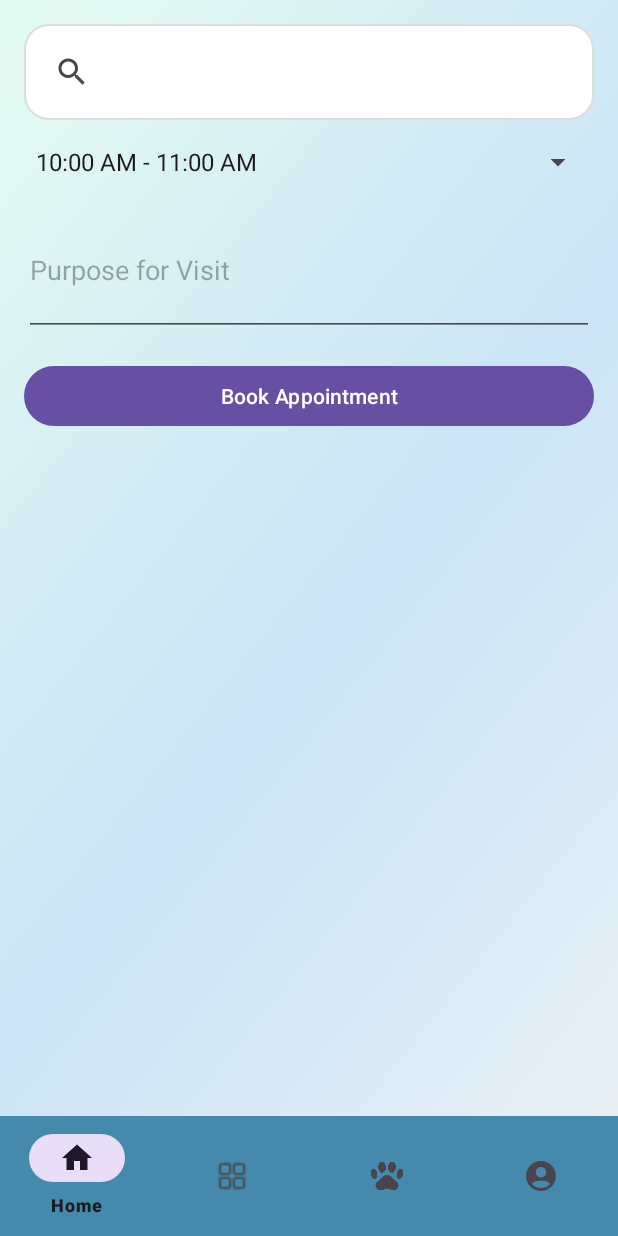
After one commit to BhatVignesh/PawPal, an Android app: the fragment AppointmentBookingFragment placed in its activity, on a phone screen of 412 x 824 dp. The commit adds this screen. Run offline under Robolectric (Android 15) with nearby library versions, the phone set to English and light mode, and no system bars; our stand-ins replace Firebase (no records; nobody signed in at launch, a user with empty details on screens opened directly); libraries missing offline, so code that uses them is left out: com.denzcoskun.imageslider; 5 statements that could not run were skipped.

Commit message:
book appointment

```diff
--- /dev/null
+++ b/app/src/main/java/com/example/pawpal10/AppointmentBookingFragment.java
@@ -0,0 +1,135 @@
+package com.example.pawpal10;
+
+import android.os.Bundle;
+import android.view.LayoutInflater;
+import android.view.View;
+import android.view.ViewGroup;
+import android.widget.ArrayAdapter;
+import android.widget.Button;
+import android.widget.EditText;
+import android.widget.Spinner;
+import android.widget.Toast;
+
+import androidx.annotation.NonNull;
+import androidx.annotation.Nullable;
+import androidx.fragment.app.Fragment;
+
+import com.google.android.gms.tasks.OnFailureListener;
+import com.google.android.gms.tasks.OnSuccessListener;
+import com.google.firebase.auth.FirebaseAuth;
+import com.google.firebase.auth.FirebaseUser;
+import com.google.firebase.firestore.DocumentReference;
+import com.google.firebase.firestore.FirebaseFirestore;
+import com.google.firebase.firestore.QueryDocumentSnapshot;
+import com.google.firebase.firestore.QuerySnapshot;
+
+import java.util.HashMap;
+import java.util.Map;
+
+public class AppointmentBookingFragment extends Fragment {
+
+    private Spinner timeSlotSpinner;
+    private EditText purposeEditText; // New EditText for purpose
+    private Button bookButton;
+    private FirebaseFirestore db;
+    private FirebaseUser user;
+    private String traineeName;
+
+    public AppointmentBookingFragment() {
+        // Required empty public constructor
+    }
+
+    @Nullable
+    @Override
+    public View onCreateView(@NonNull LayoutInflater inflater, @Nullable ViewGroup container, @Nullable Bundle savedInstanceState) {
+        return inflater.inflate(R.layout.fragment_appointment_booking, container, false);
+    }
+
+    @Override
+    public void onViewCreated(@NonNull View view, @Nullable Bundle savedInstanceState) {
+        super.onViewCreated(view, savedInstanceState);
+
+        timeSlotSpinner = view.findViewById(R.id.timeSlotSpinner);
+        purposeEditText = view.findViewById(R.id.purposeEditText); // Initialize EditText
+        bookButton = view.findViewById(R.id.bookButton);
+        db = FirebaseFirestore.getInstance();
+        user = FirebaseAuth.getInstance().getCurrentUser();
+
+        if (getArguments() != null) {
+            traineeName = getArguments().getString("traineeName");
+        }
+
+        ArrayAdapter<CharSequence> adapter = ArrayAdapter.createFromResource(getContext(),
+                R.array.time_slots_array, android.R.layout.simple_spinner_item);
+        adapter.setDropDownViewResource(android.R.layout.simple_spinner_dropdown_item);
+        timeSlotSpinner.setAdapter(adapter);
+
+        bookButton.setOnClickListener(new View.OnClickListener() {
+            @Override
+            public void onClick(View v) {
+                bookAppointment();
+            }
+        });
+    }
+
+    private void bookAppointment() {
+        String timeSlot = timeSlotSpinner.getSelectedItem().toString();
+        String purpose = purposeEditText.getText().toString().trim(); // Get purpose text and trim whitespace
+
+        if (purpose.isEmpty()) {
+            purposeEditText.setError("Purpose is required"); // Show error if purpose is empty
+            return; // Return without booking appointment
+        }
+
+        if (user != null && traineeName != null) {
+            String userEmail = user.getEmail();
+
+            // Query Firestore to fetch the username based on the current user's email
+            db.collection("users")
+                    .whereEqualTo("email", userEmail)
+                    .get()
+                    .addOnSuccessListener(new OnSuccessListener<QuerySnapshot>() {
+                        @Override
+                        public void onSuccess(QuerySnapshot queryDocumentSnapshots) {
+                            if (!queryDocumentSnapshots.isEmpty()) {
+                                // Assuming there is only one document for each user email
+                                String username = queryDocumentSnapshots.getDocuments().get(0).getString("username");
+
+                                // Proceed to book the appointment with fetched username, purpose, and other details
+                                Map<String, Object> appointment = new HashMap<>();
+                                appointment.put("username", username);
+                                appointment.put("userEmail", userEmail); // Store userEmail if needed
+                                appointment.put("traineeName", traineeName);
+                                appointment.put("timeSlot", timeSlot);
+                                appointment.put("purpose", purpose); // Store purpose
+
+                                db.collection("appointments")
+                                        .add(appointment)
+                                        .addOnSuccessListener(new OnSuccessListener<DocumentReference>() {
+                                            @Override
+                                            public void onSuccess(DocumentReference documentReference) {
+                                                Toast.makeText(getContext(), "Appointment booked successfully!", Toast.LENGTH_SHORT).show();
+                                            }
+                                        })
+                                        .addOnFailureListener(new OnFailureListener() {
+                                            @Override
+                                            public void onFailure(@NonNull Exception e) {
+                                                Toast.makeText(getContext(), "Failed to book appointment.", Toast.LENGTH_SHORT).show();
+                                            }
+                                        });
+                            } else {
+                                Toast.makeText(getContext(), "Username not found for current user.", Toast.LENGTH_SHORT).show();
+                            }
+                        }
+                    })
+                    .addOnFailureListener(new OnFailureListener() {
+                        @Override
+                        public void onFailure(@NonNull Exception e) {
+                            Toast.makeText(getContext(), "Failed to fetch username.", Toast.LENGTH_SHORT).show();
+                        }
+                    });
+        } else {
+            Toast.makeText(getContext(), "User or trainee information missing.", Toast.LENGTH_SHORT).show();
+        }
+    }
+}
--- /dev/null
+++ b/app/src/main/res/layout/fragment_appointment_booking.xml
@@ -0,0 +1,32 @@
+<?xml version="1.0" encoding="utf-8"?>
+<LinearLayout xmlns:android="http://schemas.android.com/apk/res/android"
+    android:layout_width="match_parent"
+    android:layout_height="match_parent"
+    android:orientation="vertical"
+    android:padding="16dp">
+
+    <Spinner
+        android:id="@+id/timeSlotSpinner"
+        android:layout_width="match_parent"
+        android:layout_height="wrap_content"
+        android:entries="@array/time_slots_array"
+        android:layout_marginBottom="16dp"/>
+
+    <EditText
+        android:id="@+id/purposeEditText"
+        android:layout_width="match_parent"
+        android:layout_height="wrap_content"
+        android:hint="Purpose for Visit"
+        android:inputType="textMultiLine"
+        android:lines="3"
+        android:maxLines="5"
+        android:scrollbars="vertical"
+        android:layout_marginBottom="16dp"
+        android:required="true"/>
+
+    <Button
+        android:id="@+id/bookButton"
+        android:layout_width="match_parent"
+        android:layout_height="wrap_content"
+        android:text="Book Appointment"/>
+</LinearLayout>
--- a/app/src/main/res/values/strings.xml
+++ b/app/src/main/res/values/strings.xml
@@ -55,4 +55,17 @@
     <string name="price">price:</string>
     <string name="view_cart">view cart</string>
     <string name="Mike">Sophia Granger</string>
+
+        <!-- Other strings -->
+    <string-array name="time_slots_array">
+            <item>10:00 AM - 11:00 AM</item>
+            <item>11:00 AM - 12:00 PM</item>
+            <item>12:00 PM - 01:00 PM</item>
+            <item>01:00 PM - 02:00 PM</item>
+            <item>02:00 PM - 03:00 PM</item>
+            <item>03:00 PM - 04:00 PM</item>
+            <item>04:00 PM - 05:00 PM</item>
+    </string-array>
+
+
 </resources>
```
Also changed, not shown: app/src/main/java/com/example/pawpal10/TraineeDetailFragment.java (+18 -14 lines).
